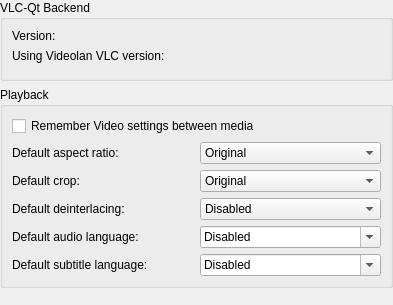
The window that src/ui/settings/SettingsBackend.ui (ntadej/tano) describes before a commit, drawn with Qt 5.
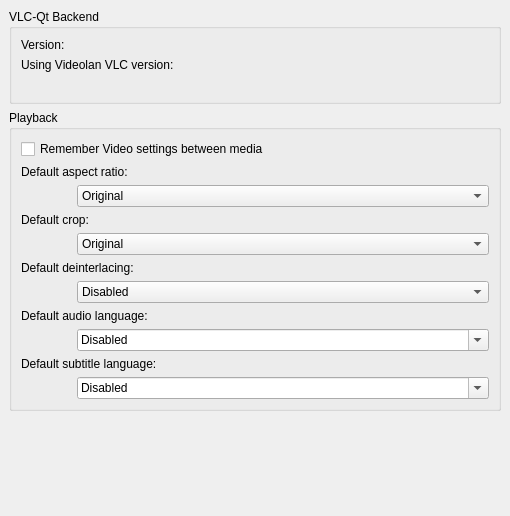
The same window after the commit. Icons and pictures are not drawn.

```diff
--- a/src/ui/settings/SettingsBackend.ui
+++ b/src/ui/settings/SettingsBackend.ui
@@ -6,8 +6,8 @@
    <rect>
     <x>0</x>
     <y>0</y>
-    <width>393</width>
-    <height>305</height>
+    <width>510</width>
+    <height>516</height>
    </rect>
   </property>
   <property name="windowIcon">
@@ -19,6 +19,24 @@
     <number>0</number>
    </property>
    <item>
+    <widget class="QScrollArea" name="scrollArea">
+     <property name="frameShape">
+      <enum>QFrame::NoFrame</enum>
+     </property>
+     <property name="widgetResizable">
+      <bool>true</bool>
+     </property>
+     <widget class="QWidget" name="scrollAreaWidgetContents">
+      <property name="geometry">
+       <rect>
+        <x>0</x>
+        <y>0</y>
+        <width>510</width>
+        <height>516</height>
+       </rect>
+      </property>
+      <layout class="QVBoxLayout" name="verticalLayout_2">
+       <item>
     <widget class="QGroupBox" name="groupBackend">
      <property name="title">
       <string>VLC-Qt Backend</string>
@@ -54,6 +72,13 @@
         </property>
        </widget>
       </item>
+          <item row="4" column="0">
+           <widget class="QLabel" name="labelVlcVersionValue">
+            <property name="text">
+             <string/>
+            </property>
+           </widget>
+          </item>
      </layout>
     </widget>
    </item>
@@ -70,140 +95,52 @@
         </property>
        </widget>
       </item>
-      <item row="5" column="0">
-       <widget class="QLabel" name="labelSub">
-        <property name="text">
-         <string>Default subtitle language:</string>
-        </property>
-       </widget>
-      </item>
-      <item row="4" column="0">
-       <widget class="QLabel" name="labelAudio">
-        <property name="text">
-         <string>Default audio language:</string>
-        </property>
-       </widget>
-      </item>
-      <item row="5" column="1">
-       <widget class="QComboBox" name="comboSub">
-        <property name="editable">
-         <bool>true</bool>
-        </property>
-        <item>
-         <property name="text">
-          <string>Disabled</string>
-         </property>
-        </item>
-        <item>
-         <property name="text">
-          <string notr="true">English</string>
-         </property>
-        </item>
-        <item>
-         <property name="text">
-          <string notr="true">Slovenščina / Slovenian </string>
-         </property>
-        </item>
-        <item>
-         <property name="text">
-          <string notr="true">Deutsch / German</string>
-         </property>
-        </item>
-        <item>
-         <property name="text">
-          <string notr="true">Hrvatski / Croatian</string>
-         </property>
-        </item>
-        <item>
-         <property name="text">
-          <string>Other</string>
-         </property>
-        </item>
-       </widget>
-      </item>
-      <item row="4" column="1">
-       <widget class="QComboBox" name="comboAudio">
-        <property name="editable">
-         <bool>true</bool>
-        </property>
-        <item>
-         <property name="text">
-          <string>Disabled</string>
-         </property>
-        </item>
-        <item>
-         <property name="text">
-          <string notr="true">English</string>
-         </property>
-        </item>
-        <item>
-         <property name="text">
-          <string notr="true">Slovenščina / Slovenian </string>
-         </property>
-        </item>
-        <item>
-         <property name="text">
-          <string notr="true">Deutsch / German</string>
-         </property>
-        </item>
-        <item>
-         <property name="text">
-          <string notr="true">Hrvatski / Croatian</string>
-         </property>
-        </item>
-        <item>
-         <property name="text">
-          <string>Other</string>
-         </property>
-        </item>
-       </widget>
-      </item>
-      <item row="1" column="0">
+          <item row="1" column="0" colspan="2">
        <widget class="QLabel" name="labelAspectRatio">
         <property name="text">
          <string>Default aspect ratio:</string>
         </property>
        </widget>
       </item>
-      <item row="2" column="0">
+          <item row="3" column="1">
+           <widget class="QComboBox" name="comboAspectRatio">
+            <property name="maxVisibleItems">
+             <number>15</number>
+            </property>
+            <item>
+             <property name="text">
+              <string>Original</string>
+             </property>
+            </item>
+           </widget>
+          </item>
+          <item row="4" column="0" colspan="2">
        <widget class="QLabel" name="labelCrop">
         <property name="text">
          <string>Default crop:</string>
         </property>
        </widget>
       </item>
-      <item row="3" column="0">
+          <item row="5" column="1">
+           <widget class="QComboBox" name="comboCropRatio">
+            <property name="maxVisibleItems">
+             <number>15</number>
+            </property>
+            <item>
+             <property name="text">
+              <string>Original</string>
+             </property>
+            </item>
+           </widget>
+          </item>
+          <item row="6" column="0" colspan="2">
        <widget class="QLabel" name="labelDeinterlacing">
         <property name="text">
          <string>Default deinterlacing:</string>
         </property>
        </widget>
       </item>
-      <item row="1" column="1">
-       <widget class="QComboBox" name="comboAspectRatio">
-        <property name="maxVisibleItems">
-         <number>15</number>
-        </property>
-        <item>
-         <property name="text">
-          <string>Original</string>
-         </property>
-        </item>
-       </widget>
-      </item>
-      <item row="2" column="1">
-       <widget class="QComboBox" name="comboCropRatio">
-        <property name="maxVisibleItems">
-         <number>15</number>
-        </property>
-        <item>
-         <property name="text">
-          <string>Original</string>
-         </property>
-        </item>
-       </widget>
-      </item>
-      <item row="3" column="1">
+          <item row="7" column="1">
        <widget class="QComboBox" name="comboDeinterlacing">
         <item>
          <property name="text">
@@ -242,6 +179,113 @@
         </item>
        </widget>
       </item>
+          <item row="8" column="0" colspan="2">
+           <widget class="QLabel" name="labelAudio">
+            <property name="text">
+             <string>Default audio language:</string>
+            </property>
+           </widget>
+          </item>
+          <item row="9" column="1">
+           <widget class="QComboBox" name="comboAudio">
+            <property name="editable">
+             <bool>true</bool>
+            </property>
+            <item>
+             <property name="text">
+              <string>Disabled</string>
+             </property>
+            </item>
+            <item>
+             <property name="text">
+              <string notr="true">English</string>
+             </property>
+            </item>
+            <item>
+             <property name="text">
+              <string notr="true">Slovenščina / Slovenian </string>
+             </property>
+            </item>
+            <item>
+             <property name="text">
+              <string notr="true">Deutsch / German</string>
+             </property>
+            </item>
+            <item>
+             <property name="text">
+              <string notr="true">Hrvatski / Croatian</string>
+             </property>
+            </item>
+            <item>
+             <property name="text">
+              <string>Other</string>
+             </property>
+            </item>
+           </widget>
+          </item>
+          <item row="10" column="0" colspan="2">
+           <widget class="QLabel" name="labelSub">
+            <property name="text">
+             <string>Default subtitle language:</string>
+            </property>
+           </widget>
+          </item>
+          <item row="11" column="1">
+           <widget class="QComboBox" name="comboSub">
+            <property name="editable">
+             <bool>true</bool>
+            </property>
+            <item>
+             <property name="text">
+              <string>Disabled</string>
+             </property>
+            </item>
+            <item>
+             <property name="text">
+              <string notr="true">English</string>
+             </property>
+            </item>
+            <item>
+             <property name="text">
+              <string notr="true">Slovenščina / Slovenian </string>
+             </property>
+            </item>
+            <item>
+             <property name="text">
+              <string notr="true">Deutsch / German</string>
+             </property>
+            </item>
+            <item>
+             <property name="text">
+              <string notr="true">Hrvatski / Croatian</string>
+             </property>
+            </item>
+            <item>
+             <property name="text">
+              <string>Other</string>
+             </property>
+            </item>
+           </widget>
+          </item>
+          <item row="3" column="0">
+           <widget class="QLabel" name="spacer">
+            <property name="minimumSize">
+             <size>
+              <width>50</width>
+              <height>0</height>
+             </size>
+            </property>
+            <property name="maximumSize">
+             <size>
+              <width>50</width>
+              <height>16777215</height>
+             </size>
+            </property>
+            <property name="text">
+             <string/>
+            </property>
+           </widget>
+          </item>
      </layout>
     </widget>
    </item>
@@ -252,11 +296,15 @@
      </property>
      <property name="sizeHint" stdset="0">
       <size>
-       <width>20</width>
-       <height>40</height>
+           <width>0</width>
+           <height>0</height>
       </size>
      </property>
     </spacer>
+       </item>
+      </layout>
+     </widget>
+    </widget>
    </item>
   </layout>
  </widget>
```
Left out of the diff: 2 changed lines with no effect on the pictures. Lines whose indentation alone changed are shown as unchanged.
